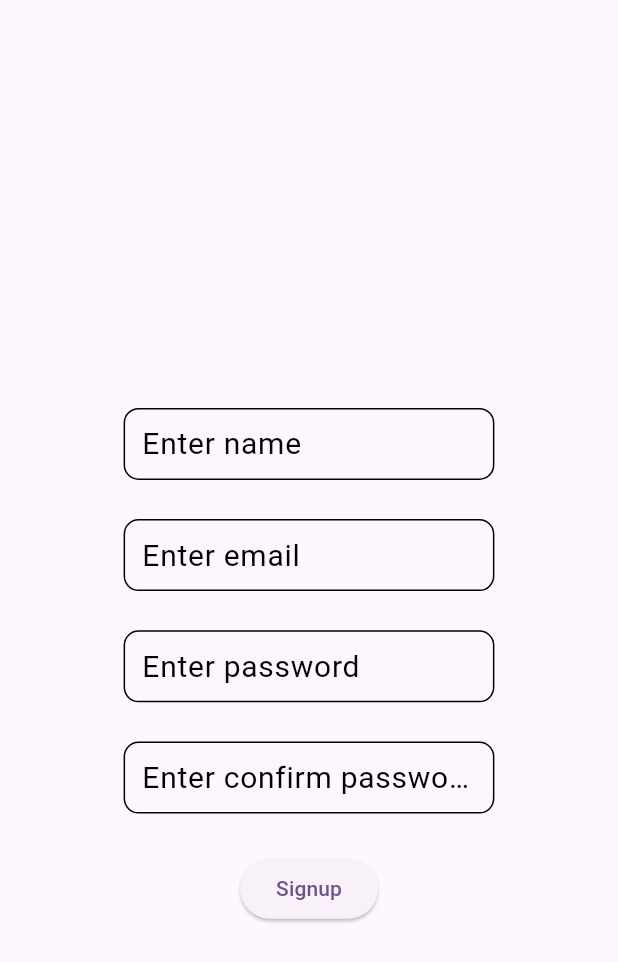
After one commit to RohitBB3010/campus_connect_frontend, a Flutter app: the screen it shows after launch, after a tap on "Sign Up", on a phone screen of 412 x 824 dp. The commit adds this screen. Shown: the top 962 px of the screen. Run offline on Flutter 3.47's test engine with Material 3 defaults, Android fonts, the phone set to English and light mode, and no system bars; drawn by our look-alikes of auto_size_text; our stand-ins replace copy_with_extension, firebase_auth, firebase_core, flutter_bloc; accounts and stored records are empty.

Commit message:
Added logic for signup

```diff
--- a/lib/auth/auth_cubit.dart
+++ b/lib/auth/auth_cubit.dart
@@ -22,15 +22,51 @@ class AuthCubit extends Cubit<AuthState> {
 
     try {
       String additn = "$apiUrl?email=$email";
-      debugPrint(additn);
       final response = await http.get(Uri.parse(additn));
-      debugPrint(response.statusCode.toString());
 
       if (response.statusCode == 422 || response.statusCode == 404) {
         Map<String, dynamic> map = jsonDecode(response.body);
         signinErrorMessageChanged(map['message']);
       }
+
+      if (response.statusCode == 200) {
+        FirebaseAuth.instance
+            .signInWithEmailAndPassword(email: email, password: password);
+        emit(AuthenticatedState());
+      }
     } catch (err) {}
+  }
+
+  Future<void> signup(String name, String email, String password,
+      String confirmPassword) async {
+    try {
+      debugPrint("Inside func");
+
+      const signUpApi = "http://10.0.2.2:8000/auth/signUpMember";
+      Map<String, dynamic> body = {
+        "name": name,
+        "email": email,
+      };
+
+      final response = await http.post(Uri.parse(signUpApi),
+          body: jsonEncode(body),
+          headers: {"Content-type": "application/json"});
+
+      Map<String, dynamic> responseBody = jsonDecode(response.body);
+
+      if (response.statusCode == 409 || response.statusCode == 422) {
+        emit((state as SignupState)
+            .copyWith(errorMessage: responseBody['message']));
+      } else {
+        await FirebaseAuth.instance
+            .createUserWithEmailAndPassword(email: email, password: password);
+        emit(AuthenticatedState());
+      }
+    } catch (err) {}
+  }
+
+  void returnSignup() {
+    emit(SignupState());
   }
 
   void signinErrorMessageChanged(String errorMessage) {
@@ -44,4 +80,24 @@ class AuthCubit extends Cubit<AuthState> {
   void signinPasswordChanged(String password) {
     emit((state as SigninState).copyWith(password: password));
   }
+
+  void signupErrorMessageChanged(String errorMessage) {
+    emit((state as SigninState).copyWith(errorMessage: errorMessage));
+  }
+
+  void signupEmailChanged(String email) {
+    emit((state as SignupState).copyWith(email: email));
+  }
+
+  void signupPasswordChanged(String password) {
+    emit((state as SignupState).copyWith(password: password));
+  }
+
+  void signupNameChanged(String name) {
+    emit((state as SignupState).copyWith(name: name));
+  }
+
+  void signupConfirmPasswordChanged(String confirmPassword) {
+    emit((state as SignupState).copyWith(confirmPassword: confirmPassword));
+  }
 }
--- a/lib/auth/auth_state.dart
+++ b/lib/auth/auth_state.dart
@@ -12,8 +12,14 @@ class SignupState extends AuthState {
   String? email;
   String? password;
   String? confirmPassword;
+  String? errorMessage;
 
-  SignupState({this.name, this.email, this.password, this.confirmPassword});
+  SignupState(
+      {this.name,
+      this.email,
+      this.password,
+      this.confirmPassword,
+      this.errorMessage});
 }
 
 @CopyWith()
--- a/lib/auth/pages/signin_page.dart
+++ b/lib/auth/pages/signin_page.dart
@@ -1,6 +1,7 @@
 import 'package:auto_size_text/auto_size_text.dart';
 import 'package:campus_connect_frontend/auth/auth_cubit.dart';
 import 'package:campus_connect_frontend/auth/auth_state.dart';
+import 'package:campus_connect_frontend/auth/pages/signup_page.dart';
 import 'package:campus_connect_frontend/components/text_field.dart';
 import 'package:campus_connect_frontend/constants/spacing_consts.dart';
 import 'package:flutter/material.dart';
@@ -40,10 +41,23 @@ class SigninPage extends StatelessWidget {
                     onPressed: () {
                       authCubit.login(state.email!, state.password!);
                     },
-                    child: AutoSizeText("Login"))
+                    child: AutoSizeText("Login")),
+                SpacingConsts().smallHeightBetweenFields(context),
+                TextButton(
+                    onPressed: () {
+                      authCubit.returnSignup();
+                    },
+                    child: const AutoSizeText(
+                      "Sign Up",
+                      style: TextStyle(decoration: TextDecoration.underline),
+                    ))
               ],
             ),
           ));
+        }
+
+        if (state is AuthenticatedState) {
+          return const AutoSizeText("Authenticated");
         }
 
         return const AutoSizeText("Last resort sign in page");
--- /dev/null
+++ b/lib/auth/pages/signup_page.dart
@@ -0,0 +1,71 @@
+import 'package:auto_size_text/auto_size_text.dart';
+import 'package:campus_connect_frontend/auth/auth_cubit.dart';
+import 'package:campus_connect_frontend/auth/auth_state.dart';
+import 'package:campus_connect_frontend/components/text_field.dart';
+import 'package:campus_connect_frontend/constants/spacing_consts.dart';
+import 'package:flutter/material.dart';
+import 'package:flutter_bloc/flutter_bloc.dart';
+
+class SignupPage extends StatelessWidget {
+  const SignupPage({super.key});
+
+  @override
+  Widget build(BuildContext context) {
+    return BlocBuilder<AuthCubit, AuthState>(
+      builder: (context, state) {
+        if (state is SignupState) {
+          final authCubit = context.read<AuthCubit>();
+          return Scaffold(
+              body: SizedBox(
+            width: MediaQuery.of(context).size.width,
+            child: SingleChildScrollView(
+              child: Column(
+                crossAxisAlignment: CrossAxisAlignment.center,
+                children: [
+                  SpacingConsts().customHeightBetweenFields(context, 0.3),
+                  if (state.errorMessage != null)
+                    AutoSizeText(state.errorMessage!),
+                  if (state.errorMessage != null)
+                    SpacingConsts().smallHeightBetweenFields(context),
+                  SpacingConsts().smallHeightBetweenFields(context),
+                  CustomTextField(
+                      fieldWidth: 0.6,
+                      hintText: "Enter name",
+                      onChanged: authCubit.signupNameChanged),
+                  SpacingConsts().smallHeightBetweenFields(context),
+                  CustomTextField(
+                      fieldWidth: 0.6,
+                      hintText: "Enter email",
+                      onChanged: authCubit.signupEmailChanged),
+                  SpacingConsts().smallHeightBetweenFields(context),
+                  CustomTextField(
+                      fieldWidth: 0.6,
+                      hintText: "Enter password",
+                      onChanged: authCubit.signupPasswordChanged),
+                  SpacingConsts().smallHeightBetweenFields(context),
+                  CustomTextField(
+                      fieldWidth: 0.6,
+                      hintText: "Enter confirm password",
+                      onChanged: authCubit.signupConfirmPasswordChanged),
+                  SpacingConsts().smallHeightBetweenFields(context),
+                  ElevatedButton(
+                      onPressed: () {
+                        authCubit.signup(state.name!, state.email!,
+                            state.password!, state.confirmPassword!);
+                      },
+                      child: const AutoSizeText("Signup"))
+                ],
+              ),
+            ),
+          ));
+        }
+
+        if (state is AuthenticatedState) {
+          return const AutoSizeText("Authenticated");
+        }
+
+        return const AutoSizeText("Last resort sign in page");
+      },
+    );
+  }
+}
--- a/lib/main.dart
+++ b/lib/main.dart
@@ -2,6 +2,7 @@ import 'package:auto_size_text/auto_size_text.dart';
 import 'package:campus_connect_frontend/auth/auth_cubit.dart';
 import 'package:campus_connect_frontend/auth/auth_state.dart';
 import 'package:campus_connect_frontend/auth/pages/signin_page.dart';
+import 'package:campus_connect_frontend/auth/pages/signup_page.dart';
 import 'package:firebase_core/firebase_core.dart';
 import 'package:flutter/material.dart';
 import 'package:flutter_bloc/flutter_bloc.dart';
@@ -43,12 +44,16 @@ class _MyHomePageState extends State<MyHomePage> {
         child: BlocBuilder<AuthCubit, AuthState>(
           builder: (context, state) {
             if (state is SigninState) {
-              return SigninPage();
+              return const SigninPage();
             }
 
-            if (state is SignupState) {}
+            if (state is SignupState) {
+              return const SignupPage();
+            }
 
-            if (state is AuthenticatedState) {}
+            if (state is AuthenticatedState) {
+              return const AutoSizeText("Authenticated");
+            }
 
             return const AutoSizeText("Rohit");
           },
```
Also changed, not shown: lib/auth/auth_state.g.dart.
